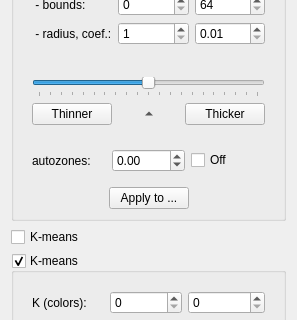
This is src/stages/output/ui/OutputOptionsWidget.ui in ImageProcessing-ElectronicPublications/scantailor-experimental as Qt 5 draws it before an edit; both pictures show x 0 to 297 and y 535 to 855 of the 297 by 1164 pixel window. The edited form follows.
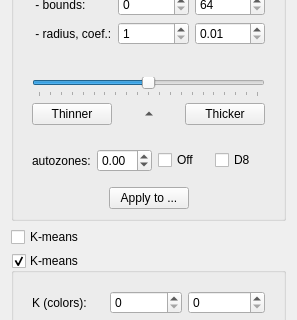
This is the edited form. Icons and pictures are not drawn.

Commit message: 1.2024.09.25: output: mixed: picture to Dots8

What changed in the file:
```diff
--- a/src/stages/output/ui/OutputOptionsWidget.ui
+++ b/src/stages/output/ui/OutputOptionsWidget.ui
@@ -833,6 +833,16 @@
            </property>
           </widget>
          </item>
+         <item row="0" column="3">
+          <widget class="QCheckBox" name="pictureToDots8CB">
+           <property name="text">
+            <string>D8</string>
+           </property>
+           <property name="toolTip">
+            <string>Picture to Dots8.</string>
+           </property>
+          </widget>
+         </item>
         </layout>
        </widget>
       </item>
```
The commit also changes 8 other files.
